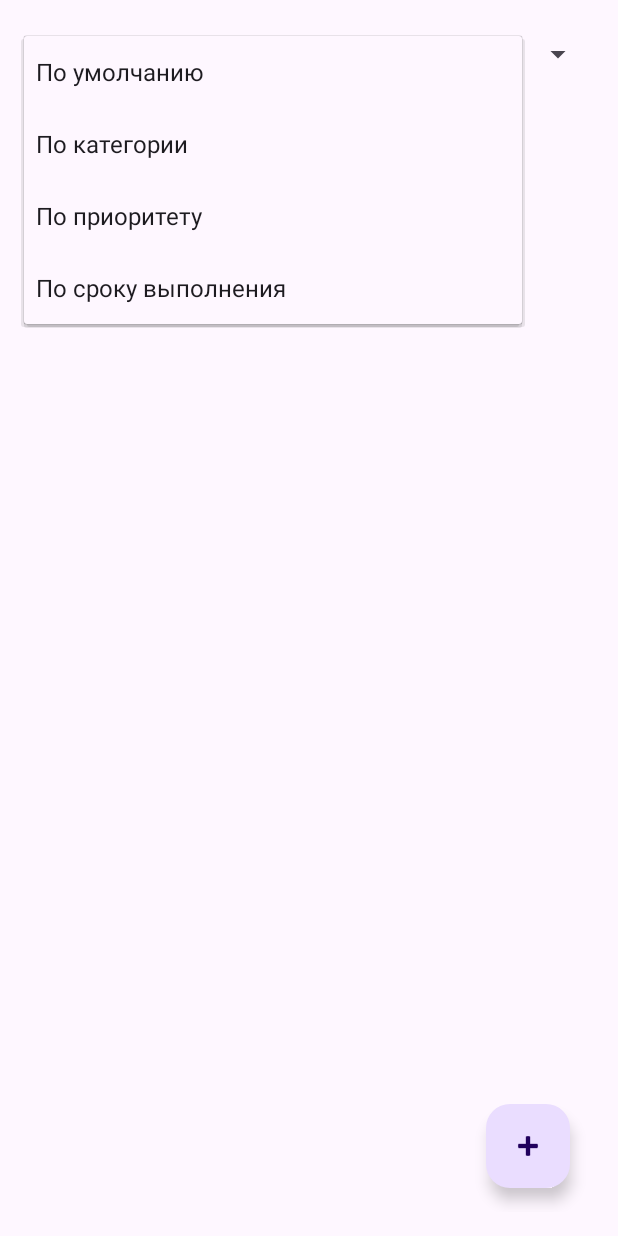
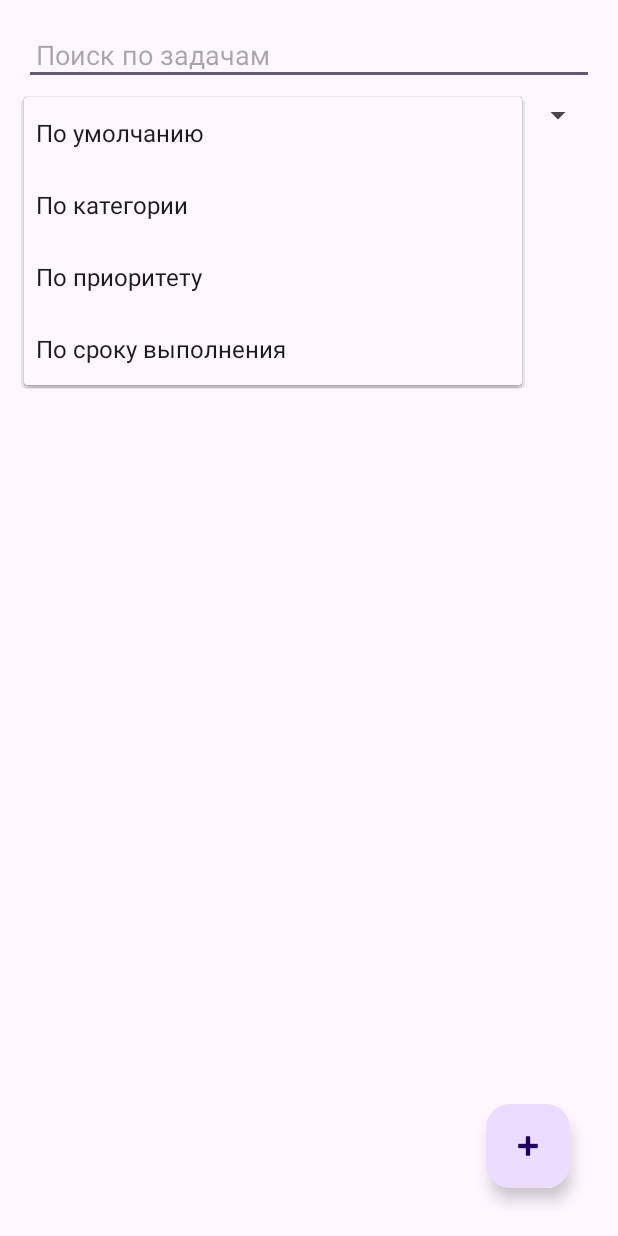
Before and after one commit to vinokradina/TaskTracker, an Android app: the screen it shows after launch (MainActivity), after a tap on "По умолчанию", on a phone screen of 412 x 824 dp. Run offline under Robolectric (Android 15) with nearby library versions, the phone set to English and light mode, and no system bars.

Commit message:
добавлен поиск

```diff
--- a/app/src/main/java/com/example/tasktracker/MainActivity.java
+++ b/app/src/main/java/com/example/tasktracker/MainActivity.java
@@ -3,8 +3,11 @@ package com.example.tasktracker;
 import android.content.DialogInterface;
 import android.content.Intent;
 import android.os.Bundle;
+import android.text.Editable;
+import android.text.TextWatcher;
 import android.view.View;
 import android.widget.AdapterView;
+import android.widget.EditText;
 import android.widget.ListView;
 import android.widget.Spinner;
 
@@ -23,6 +26,7 @@ public class MainActivity extends AppCompatActivity implements TaskAdapter.OnTas
     private ListView taskListView;
     private TaskAdapter taskAdapter;
     private Spinner sortSpinner;
+    private EditText searchEditText;
 
     @Override
     protected void onCreate(Bundle savedInstanceState) {
@@ -33,6 +37,27 @@ public class MainActivity extends AppCompatActivity implements TaskAdapter.OnTas
         taskListView = findViewById(R.id.taskListView);
         taskAdapter = new TaskAdapter(this, new ArrayList<>(), this, dbHelper);
         taskListView.setAdapter(taskAdapter);
+
+        searchEditText = findViewById(R.id.searchEditText);
+        searchEditText.addTextChangedListener(new TextWatcher() {
+            @Override
+            public void beforeTextChanged(CharSequence s, int start, int count, int after) {
+            }
+
+            @Override
+            public void onTextChanged(CharSequence s, int start, int before, int count) {
+                String keyword = s.toString().trim();
+                if (keyword.isEmpty()) {
+                    taskAdapter.updateTasks(dbHelper.getAllTasks(""));
+                } else {
+                    taskAdapter.updateTasks(dbHelper.searchTasks(keyword));
+                }
+            }
+
+            @Override
+            public void afterTextChanged(Editable s) {
+            }
+        });
 
         sortSpinner = findViewById(R.id.sortSpinner);
         sortSpinner.setOnItemSelectedListener(new AdapterView.OnItemSelectedListener() {
--- a/app/src/main/res/layout/activity_main.xml
+++ b/app/src/main/res/layout/activity_main.xml
@@ -3,6 +3,14 @@
     android:layout_height="match_parent"
     android:orientation="vertical"
     android:padding="16dp">
+
+    <EditText
+        android:id="@+id/searchEditText"
+        android:layout_width="match_parent"
+        android:layout_height="wrap_content"
+        android:hint="Поиск по задачам"
+        android:inputType="text"
+        android:padding="8dp" />
 
     <Spinner
         android:id="@+id/sortSpinner"
```
Also changed, not shown: app/src/main/java/com/example/tasktracker/TaskDatabaseHelper.java (+29 -0 lines).
